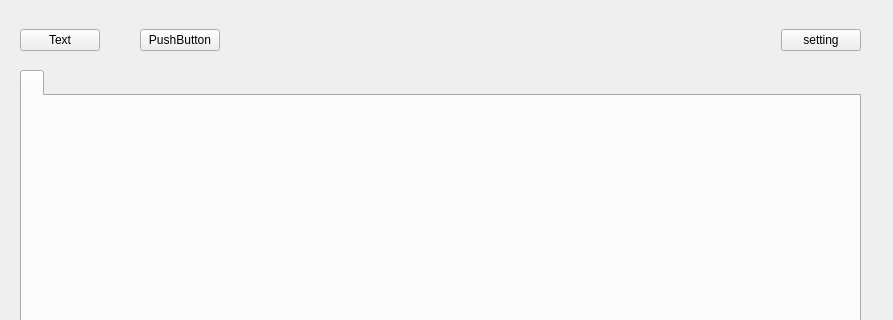
First picture: the form in ui/FinTranslatorMainWidget.ui, repository KimYubin/SolTranslator, before the edit; both pictures show x 0 to 893 and y 0 to 320 of the 893 by 642 pixel window.
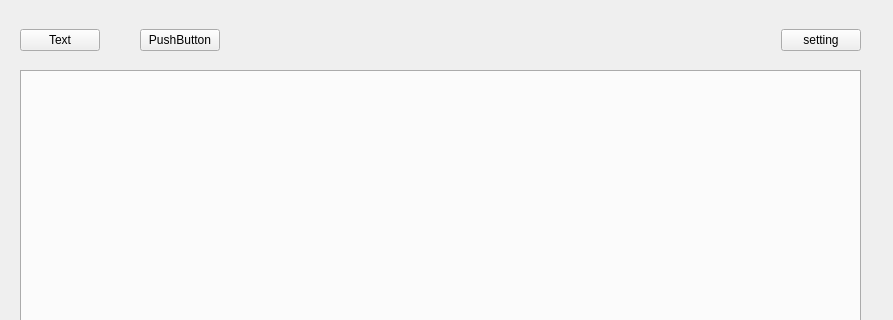
Second picture: the form after the edit.

Commit message:
[개선] 버튼 그룹, 탭 위젯 연결 자동화
1. 버튼 그룹 및 탭 위젯 연결 자동화
- 로직 추가할 때 빠지는 부분이 없도록 공통된 부분을 묶어서 for문 돌림
- 이를 위해 array 로 버튼이랑 위젯 묶음

2. connect는 각 버튼 별로 하던걸, 버튼 그룹으로 connect함.
- 이러면 수동으로 번호를 넣던 부분을 없앨 수 있고,
- 논리적으로 자연스러운

Patch:
```diff
--- a/ui/FinTranslatorMainWidget.ui
+++ b/ui/FinTranslatorMainWidget.ui
@@ -85,11 +85,6 @@
       <property name="currentIndex">
        <number>0</number>
       </property>
-      <widget class="QWidget" name="tab">
-       <attribute name="title">
-        <string/>
-       </attribute>
-      </widget>
      </widget>
     </item>
     <item row="0" column="0">
```
Left out of the diff: 4 changed lines with no effect on the pictures. The commit also changes 2 other files.
